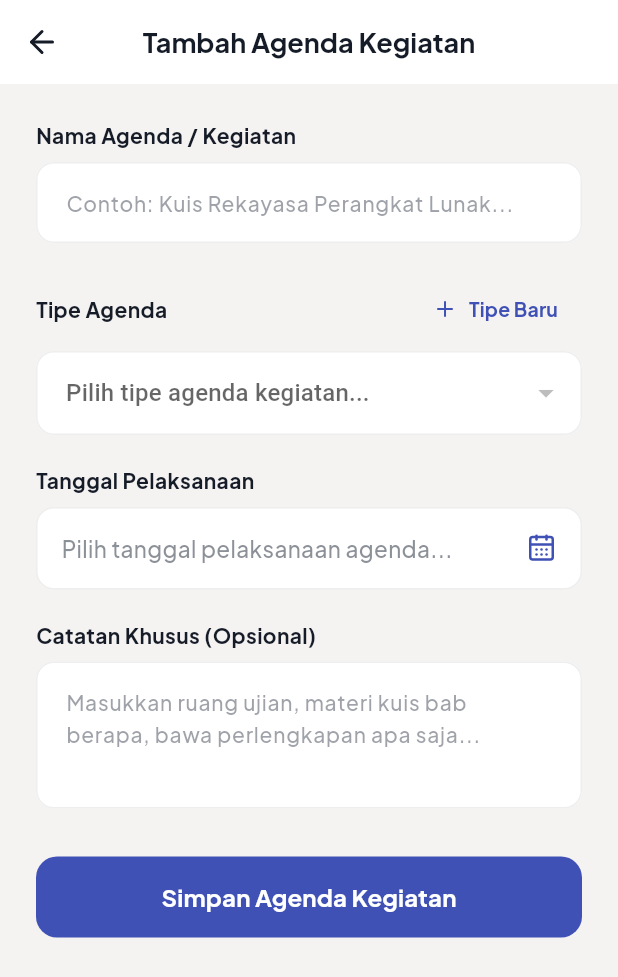
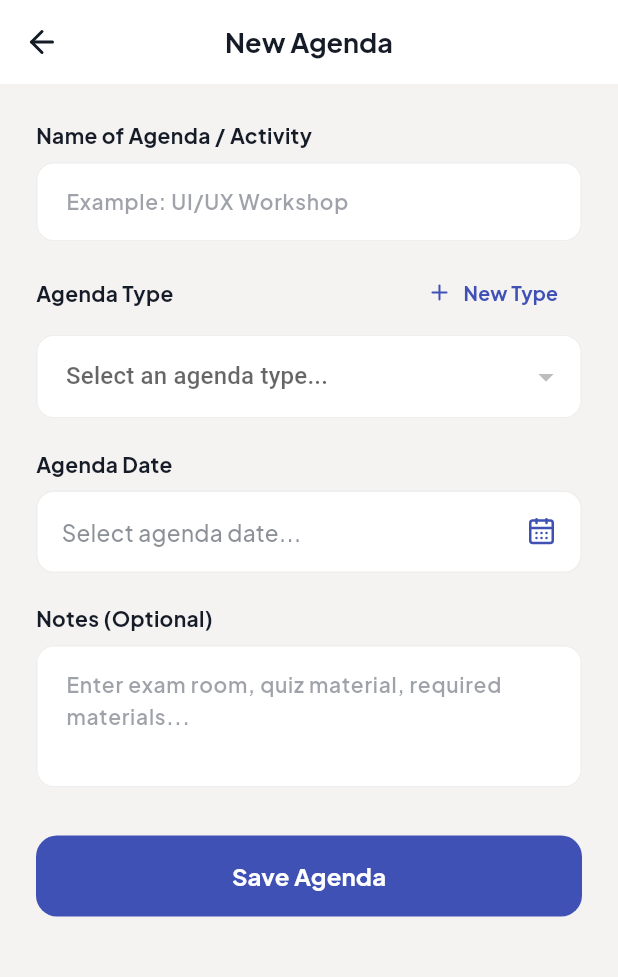
Before and after one commit to alzahraramadhani/task_tide, a Flutter app: the FormActivityScreen screen opened directly, on a phone screen of 412 x 824 dp. Shown: the top 977 px of the screen. Run offline on Flutter 3.47's test engine with Material 3 defaults, Android fonts, the phone set to English and light mode, and no system bars; our stand-ins replace google_fonts, lucide_icons, shared_preferences, sqflite; accounts and stored records are empty.

Commit message:
style: refine agenda form layout and spacing

```diff
--- a/lib/presentation/activities/form_activity_screen.dart
+++ b/lib/presentation/activities/form_activity_screen.dart
@@ -79,13 +79,13 @@ class _FormActivityScreenState extends State<FormActivityScreen> {
     if (_formKey.currentState!.validate()) {
       if (_selectedTypeId == null) {
         ScaffoldMessenger.of(context).showSnackBar(
-          const SnackBar(content: Text('Pilih tipe agenda terlebih dahulu!')),
+          const SnackBar(content: Text('Select an agenda type first!')),
         );
         return;
       }
       if (_selectedDate == null) {
         ScaffoldMessenger.of(context).showSnackBar(
-          const SnackBar(content: Text('Tentukan tanggal pelaksanaan agenda!')),
+          const SnackBar(content: Text('Set the agenda date!')),
         );
         return;
       }
@@ -103,7 +103,7 @@ class _FormActivityScreenState extends State<FormActivityScreen> {
 
       if (mounted) {
         ScaffoldMessenger.of(context).showSnackBar(
-          const SnackBar(content: Text('Agenda aktivitas berhasil ditambahkan!')),
+          const SnackBar(content: Text('Agenda added successfully!')),
         );
         Navigator.pop(context); // Kembali ke navigasi utama
       }
@@ -124,7 +124,7 @@ class _FormActivityScreenState extends State<FormActivityScreen> {
           onPressed: () => Navigator.pop(context),
         ),
         title: Text(
-          'Tambah Agenda Kegiatan',
+          'New Agenda',
           style: GoogleFonts.plusJakartaSans(
             color: AppColors.textDark,
             fontWeight: FontWeight.bold,
@@ -145,7 +145,7 @@ class _FormActivityScreenState extends State<FormActivityScreen> {
                 // INPUT NAMA AGENDA / KEGIATAN
                 // ==========================================
                 Text(
-                  'Nama Agenda / Kegiatan',
+                  'Name of Agenda / Activity',
                   style: GoogleFonts.plusJakartaSans(
                     fontWeight: FontWeight.bold,
                     color: AppColors.textDark,
@@ -156,14 +156,14 @@ class _FormActivityScreenState extends State<FormActivityScreen> {
                 TextFormField(
                   controller: _nameController,
                   style: GoogleFonts.plusJakartaSans(
-                    fontSize: 15,
+                    fontSize: 14,
                     color: AppColors.textDark,
-                    fontWeight: FontWeight.w500,
+                    fontWeight: FontWeight.w600,
                   ),
-                  decoration: _buildInputDecoration('Contoh: Kuis Rekayasa Perangkat Lunak...'),
+                  decoration: _buildInputDecoration('Example: UI/UX Workshop'),
                   validator: (value) => (value == null || value.trim().isEmpty) ? 'Nama agenda tidak boleh kosong' : null,
                 ),
-                const SizedBox(height: 20),
+                const SizedBox(height: 10),
 
                 // ==========================================
                 // DROPDOWN TIPE AGENDA + INLINE BUTTON TRIGGER
@@ -172,7 +172,7 @@ class _FormActivityScreenState extends State<FormActivityScreen> {
                   mainAxisAlignment: MainAxisAlignment.spaceBetween,
                   children: [
                     Text(
-                      'Tipe Agenda',
+                      'Agenda Type',
                       style: GoogleFonts.plusJakartaSans(
                         fontWeight: FontWeight.bold,
                         color: AppColors.textDark,
@@ -183,7 +183,7 @@ class _FormActivityScreenState extends State<FormActivityScreen> {
                       onPressed: _openInlineTypeDialog,
                       icon: const Icon(LucideIcons.plus, size: 16, color: AppColors.primaryBlue),
                       label: Text(
-                        'Tipe Baru',
+                        'New Type',
                         style: GoogleFonts.plusJakartaSans(
                           fontSize: 13,
                           fontWeight: FontWeight.bold,
@@ -202,8 +202,8 @@ class _FormActivityScreenState extends State<FormActivityScreen> {
                       child: Text(
                         type.name,
                         style: GoogleFonts.plusJakartaSans(
-                          fontSize: 15,
-                          color: AppColors.textDark,
+                          fontSize: 14,
+                          color: AppColors.textSecondary,
                           fontWeight: FontWeight.w500,
                         ),
                       ),
@@ -214,7 +214,7 @@ class _FormActivityScreenState extends State<FormActivityScreen> {
                       _selectedTypeId = value;
                     });
                   },
-                  decoration: _buildInputDecoration('Pilih tipe agenda kegiatan...'),
+                  decoration: _buildInputDecoration('Select an agenda type...'),
                 ),
                 const SizedBox(height: 20),
 
@@ -222,7 +222,7 @@ class _FormActivityScreenState extends State<FormActivityScreen> {
                 // SELEKTOR TANGGAL KEGIATAN
                 // ==========================================
                 Text(
-                  'Tanggal Pelaksanaan',
+                  'Agenda Date',
                   style: GoogleFonts.plusJakartaSans(
                     fontWeight: FontWeight.bold,
                     color: AppColors.textDark,
@@ -245,7 +245,7 @@ class _FormActivityScreenState extends State<FormActivityScreen> {
                       children: [
                         Text(
                           _selectedDate == null
-                              ? 'Pilih tanggal pelaksanaan agenda...'
+                              ? 'Select agenda date...'
                               : DateFormat('EEEE, dd MMMM yyyy', 'id').format(_selectedDate!),
                           style: GoogleFonts.plusJakartaSans(
                             fontSize: 15,
@@ -266,7 +266,7 @@ class _FormActivityScreenState extends State<FormActivityScreen> {
                 // INPUT CATATAN / DESKRIPSI AGENDA
                 // ==========================================
                 Text(
-                  'Catatan Khusus (Opsional)',
+                  'Notes (Optional)',
                   style: GoogleFonts.plusJakartaSans(
                     fontWeight: FontWeight.bold,
                     color: AppColors.textDark,
@@ -278,11 +278,11 @@ class _FormActivityScreenState extends State<FormActivityScreen> {
                   controller: _notesController,
                   maxLines: 3,
                   style: GoogleFonts.plusJakartaSans(
-                    fontSize: 15,
+                    fontSize: 14,
                     color: AppColors.textDark,
-                    fontWeight: FontWeight.w500,
+                    fontWeight: FontWeight.w600,
                   ),
-                  decoration: _buildInputDecoration('Masukkan ruang ujian, materi kuis bab berapa, bawa perlengkapan apa saja...'),
+                  decoration: _buildInputDecoration('Enter exam room, quiz material, required materials...'),
                 ),
                 const SizedBox(height: 32),
 
@@ -299,7 +299,7 @@ class _FormActivityScreenState extends State<FormActivityScreen> {
                     elevation: 0,
                   ),
                   child: Text(
-                    'Simpan Agenda Kegiatan',
+                    'Save Agenda',
                     style: GoogleFonts.plusJakartaSans(
                       fontSize: 16,
                       fontWeight: FontWeight.bold,
--- a/lib/presentation/activities/widgets/inline_type_dialog.dart
+++ b/lib/presentation/activities/widgets/inline_type_dialog.dart
@@ -45,7 +45,7 @@ class _InlineTypeDialogState extends State<InlineTypeDialog> {
       backgroundColor: Colors.white,
       shape: RoundedRectangleBorder(borderRadius: BorderRadius.circular(20)),
       title: Text(
-        'Tambah Tipe Agenda',
+        'Add New Type',
         style: GoogleFonts.plusJakartaSans(
           fontSize: 18,
           fontWeight: FontWeight.bold,
@@ -59,7 +59,7 @@ class _InlineTypeDialogState extends State<InlineTypeDialog> {
           crossAxisAlignment: CrossAxisAlignment.start,
           children: [
             Text(
-              'Nama Tipe Baru',
+              'Name of New Type',
               style: GoogleFonts.plusJakartaSans(
                 fontSize: 13,
                 fontWeight: FontWeight.w600,
@@ -76,7 +76,7 @@ class _InlineTypeDialogState extends State<InlineTypeDialog> {
                 fontWeight: FontWeight.w500,
               ),
               decoration: InputDecoration(
-                hintText: 'Contoh: Kuis, Ujian, Lomba...',
+                hintText: 'Example: Workshop',
                 hintStyle: GoogleFonts.plusJakartaSans(
                   color: AppColors.textSecondary.withValues(alpha: 0.5),
                   fontSize: 14,
@@ -97,7 +97,7 @@ class _InlineTypeDialogState extends State<InlineTypeDialog> {
               ),
               validator: (value) {
                 if (value == null || value.trim().isEmpty) {
-                  return 'Tipe agenda tidak boleh kosong';
+                  return 'Name of new type cannot be empty';
                 }
                 return null;
               },
@@ -109,7 +109,7 @@ class _InlineTypeDialogState extends State<InlineTypeDialog> {
         TextButton(
           onPressed: () => Navigator.pop(context, false),
           child: Text(
-            'Batal',
+            'Cancel',
             style: GoogleFonts.plusJakartaSans(
               color: AppColors.textSecondary,
               fontWeight: FontWeight.w600,
@@ -125,7 +125,7 @@ class _InlineTypeDialogState extends State<InlineTypeDialog> {
             shape: RoundedRectangleBorder(borderRadius: BorderRadius.circular(12)),
           ),
           child: Text(
-            'Simpan',
+            'Save',
             style: GoogleFonts.plusJakartaSans(fontWeight: FontWeight.bold),
           ),
         ),
--- a/lib/presentation/tasks/widgets/inline_category_dialog.dart
+++ b/lib/presentation/tasks/widgets/inline_category_dialog.dart
@@ -51,7 +51,7 @@ class _InlineCategoryDialogState extends State<InlineCategoryDialog> {
       backgroundColor: Colors.white,
       shape: RoundedRectangleBorder(borderRadius: BorderRadius.circular(20)),
       title: Text(
-        'Tambah Kategori Baru',
+        'Add New Category',
         style: GoogleFonts.plusJakartaSans(
           fontSize: 18,
           fontWeight: FontWeight.bold,
@@ -75,7 +75,7 @@ class _InlineCategoryDialogState extends State<InlineCategoryDialog> {
                   fontWeight: FontWeight.w500,
                 ),
                 decoration: InputDecoration(
-                  hintText: 'Nama kategori (Contoh: Praktikum)...',
+                  hintText: 'Name of Category',
                   hintStyle: GoogleFonts.plusJakartaSans(
                     color: AppColors.textSecondary.withValues(alpha: 0.5),
                     fontSize: 14,
@@ -92,7 +92,7 @@ class _InlineCategoryDialogState extends State<InlineCategoryDialog> {
                 ),
                 validator: (value) {
                   if (value == null || value.trim().isEmpty) {
-                    return 'Nama kategori wajib diisi';
+                    return 'Name of category cannot be empty';
                   }
                   return null;
                 },
@@ -101,7 +101,7 @@ class _InlineCategoryDialogState extends State<InlineCategoryDialog> {
 
               // Label Pilih Warna Pastel
               Text(
-                'Pilih Tag Warna',
+                'Select Color Tag',
                 style: GoogleFonts.plusJakartaSans(
                   fontSize: 14,
                   fontWeight: FontWeight.w600,
@@ -151,7 +151,7 @@ class _InlineCategoryDialogState extends State<InlineCategoryDialog> {
         TextButton(
           onPressed: () => Navigator.pop(context, false),
           child: Text(
-            'Batal',
+            'Cancel',
             style: GoogleFonts.plusJakartaSans(
               color: AppColors.textSecondary,
               fontWeight: FontWeight.w600,
@@ -167,7 +167,7 @@ class _InlineCategoryDialogState extends State<InlineCategoryDialog> {
             shape: RoundedRectangleBorder(borderRadius: BorderRadius.circular(12)),
           ),
           child: Text(
-            'Simpan',
+            'Save',
             style: GoogleFonts.plusJakartaSans(fontWeight: FontWeight.bold),
           ),
         ),
```
